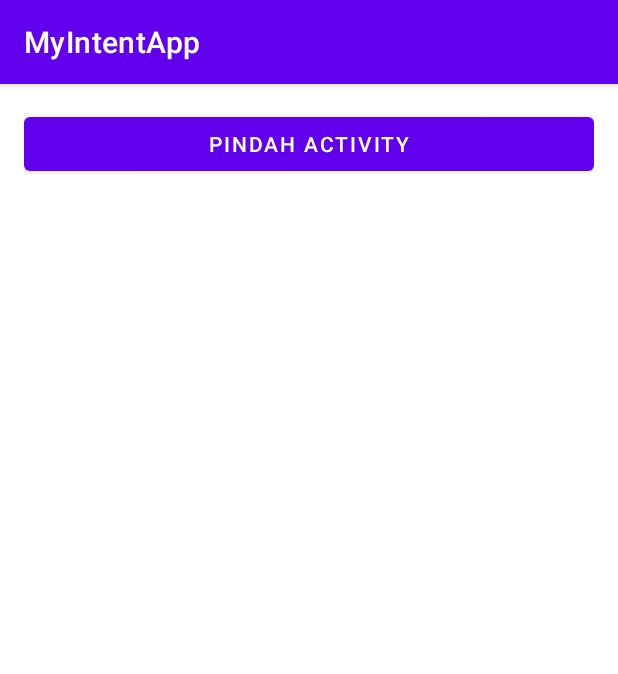
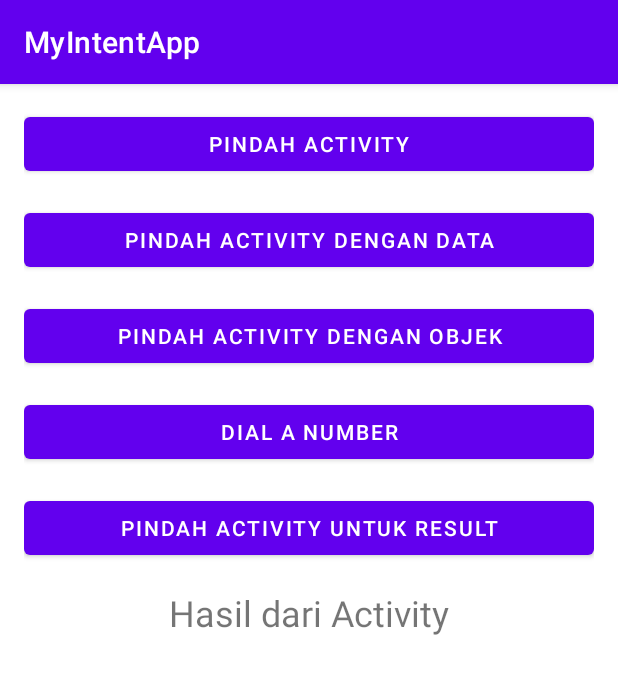
Before and after one commit to rranndt/Android-Fundamental-Kotlin, an Android app: the screen it shows after launch (MainActivity), on a phone screen of 412 x 824 dp. Shown: the top 674 px of the screen. Run offline under Robolectric (Android 15) with nearby library versions, the phone set to English and light mode, and no system bars.

Commit message:
Update my Intent Application

```diff
--- a/01-MyIntentApp/app/build.gradle
+++ b/01-MyIntentApp/app/build.gradle
@@ -1,6 +1,7 @@
 plugins {
     id 'com.android.application'
     id 'kotlin-android'
+    id 'kotlin-parcelize'
 }
 
 android {
--- a/01-MyIntentApp/app/src/main/AndroidManifest.xml
+++ b/01-MyIntentApp/app/src/main/AndroidManifest.xml
@@ -9,7 +9,10 @@
         android:roundIcon="@mipmap/ic_launcher_round"
         android:supportsRtl="true"
         android:theme="@style/Theme.MyIntentApp">
-        <activity android:name=".MoveActivity"></activity>
+        <activity android:name=".MoveForResultActivity"></activity>
+        <activity android:name=".MoveWithObjectActivity" />
+        <activity android:name=".MoveWithDataActivity" />
+        <activity android:name=".MoveActivity" />
         <activity android:name=".MainActivity">
             <intent-filter>
                 <action android:name="android.intent.action.MAIN" />
--- a/01-MyIntentApp/app/src/main/java/com/kotlin/myintentapp/MainActivity.kt
+++ b/01-MyIntentApp/app/src/main/java/com/kotlin/myintentapp/MainActivity.kt
@@ -1,18 +1,38 @@
 package com.kotlin.myintentapp
 
 import android.content.Intent
+import android.net.Uri
 import android.os.Bundle
 import android.view.View
 import android.widget.Button
+import android.widget.TextView
 import androidx.appcompat.app.AppCompatActivity
+import com.kotlin.myintentapp.model.Person
 
 class MainActivity : AppCompatActivity(), View.OnClickListener {
+
+    private lateinit var tvResult: TextView
+
+    companion object {
+        private const val REQUEST_CODE = 100
+    }
+
     override fun onCreate(savedInstanceState: Bundle?) {
         super.onCreate(savedInstanceState)
         setContentView(R.layout.activity_main)
 
         val btnMoveActivity: Button = findViewById(R.id.btnMoveActivity)
         btnMoveActivity.setOnClickListener(this)
+        val btnMoveWithData: Button = findViewById(R.id.btnMoveWithData)
+        btnMoveWithData.setOnClickListener(this)
+        val btnMoveWithObject: Button = findViewById(R.id.btnMoveWithObject)
+        btnMoveWithObject.setOnClickListener(this)
+        val btnDialNumber: Button = findViewById(R.id.btnDialNumber)
+        btnDialNumber.setOnClickListener(this)
+        val btnMoveForResult: Button = findViewById(R.id.btnMoveForResult)
+        btnMoveForResult.setOnClickListener(this)
+
+        tvResult = findViewById(R.id.tvResult)
     }
 
     override fun onClick(v: View?) {
@@ -21,6 +41,45 @@ class MainActivity : AppCompatActivity(), View.OnClickListener {
                 val moveIntent = Intent(this@MainActivity, MoveActivity::class.java)
                 startActivity(moveIntent)
             }
+            R.id.btnMoveWithData -> {
+                val moveWithDataIntent = Intent(this@MainActivity, MoveWithDataActivity::class.java)
+                moveWithDataIntent.putExtra(MoveWithDataActivity.EXTRA_NAME, "Dicoding Academy")
+                moveWithDataIntent.putExtra(MoveWithDataActivity.EXTRA_AGE, 5)
+                startActivity(moveWithDataIntent)
+            }
+            R.id.btnMoveWithObject -> {
+                val person = Person(
+                    "Dicoding Academy",
+                    5,
+                    "academy@dicoding.com",
+                    "bandung"
+                )
+
+                val moveWithObjectIntent =
+                    Intent(this@MainActivity, MoveWithObjectActivity::class.java)
+                moveWithObjectIntent.putExtra(MoveWithObjectActivity.EXTRA_PERSON, person)
+                startActivity(moveWithObjectIntent)
+            }
+            R.id.btnDialNumber -> {
+                val phoneNumber = "082115926332"
+                val dialPhoneIntent = Intent(Intent.ACTION_DIAL, Uri.parse("tel:$phoneNumber"))
+                startActivity(dialPhoneIntent)
+            }
+            R.id.btnMoveForResult -> {
+                val moveForResultIntent = Intent(this@MainActivity, MoveForResultActivity::class.java)
+                startActivityForResult(moveForResultIntent, REQUEST_CODE)
+            }
+        }
+    }
+
+    override fun onActivityResult(requestCode: Int, resultCode: Int, data: Intent?) {
+        super.onActivityResult(requestCode, resultCode, data)
+
+        if (requestCode == REQUEST_CODE) {
+            if (resultCode == MoveForResultActivity.RESULT_CODE) {
+                val selectedValue = data?.getIntExtra(MoveForResultActivity.EXTRA_SELECTED_VALUE, 0)
+                tvResult.text = "Hasil: $selectedValue"
+            }
         }
     }
 }
--- a/01-MyIntentApp/app/src/main/res/layout/activity_main.xml
+++ b/01-MyIntentApp/app/src/main/res/layout/activity_main.xml
@@ -8,10 +8,46 @@
     tools:context=".MainActivity">
 
     <Button
+        android:id="@+id/btnMoveActivity"
         android:layout_width="match_parent"
         android:layout_height="wrap_content"
-        android:id="@+id/btnMoveActivity"
         android:layout_marginBottom="16dp"
         android:text="@string/move_activity" />
 
+    <Button
+        android:id="@+id/btnMoveWithData"
+        android:layout_width="match_parent"
+        android:layout_height="wrap_content"
+        android:layout_marginBottom="16dp"
+        android:text="@string/move_with_data" />
+
+    <Button
+        android:id="@+id/btnMoveWithObject"
+        android:layout_width="match_parent"
+        android:layout_height="wrap_content"
+        android:layout_marginBottom="16dp"
+        android:text="@string/move_with_object" />
+
+    <Button
+        android:id="@+id/btnDialNumber"
+        android:layout_width="match_parent"
+        android:layout_height="wrap_content"
+        android:layout_marginBottom="16dp"
+        android:text="@string/dial_number" />
+
+    <Button
+        android:id="@+id/btnMoveForResult"
+        android:layout_width="match_parent"
+        android:layout_height="wrap_content"
+        android:layout_marginBottom="16dp"
+        android:text="@string/move_with_result" />
+
+    <TextView
+        android:id="@+id/tvResult"
+        android:layout_width="match_parent"
+        android:layout_height="wrap_content"
+        android:gravity="center"
+        android:text="@string/result_from_activity"
+        android:textSize="24sp" />
+
 </LinearLayout>
--- a/01-MyIntentApp/app/src/main/res/values/strings.xml
+++ b/01-MyIntentApp/app/src/main/res/values/strings.xml
@@ -4,7 +4,7 @@
     <string name="move_with_data">Pindah Activity dengan data</string>
     <string name="move_with_object">Pindah Activity dengan objek</string>
     <string name="dial_number">Dial a number</string>
-    <string name="move_with_resul">Pindah Activity untuk result</string>
+    <string name="move_with_result">Pindah Activity untuk result</string>
     <string name="result_from_activity">Hasil dari Activity</string>
     <string name="choose_number">Pilih angka yang kamu suka</string>
     <string name="_50">50</string>
--- a/01-MyIntentApp/build.gradle
+++ b/01-MyIntentApp/build.gradle
@@ -1,6 +1,6 @@
 // Top-level build file where you can add configuration options common to all sub-projects/modules.
 buildscript {
-    ext.kotlin_version = "1.4.10"
+    ext.kotlin_version = "1.4.20"
     repositories {
         google()
         jcenter()
```
Also changed, not shown: 01-MyIntentApp/app/src/main/java/com/kotlin/myintentapp/MoveForResultActivity.kt (added, +50 -0 lines), 01-MyIntentApp/app/src/main/java/com/kotlin/myintentapp/MoveWithDataActivity.kt (added, +26 -0 lines), 01-MyIntentApp/app/src/main/java/com/kotlin/myintentapp/MoveWithObjectActivity.kt (added, +27 -0 lines), 01-MyIntentApp/app/src/main/java/com/kotlin/myintentapp/model/Person.kt (added, +17 -0 lines), 01-MyIntentApp/app/src/main/res/layout/activity_move_for_result.xml (added, +58 -0 lines), 01-MyIntentApp/app/src/main/res/layout/activity_move_with_data.xml (added, +15 -0 lines), 01-MyIntentApp/app/src/main/res/layout/activity_move_with_object.xml (added, +15 -0 lines).
